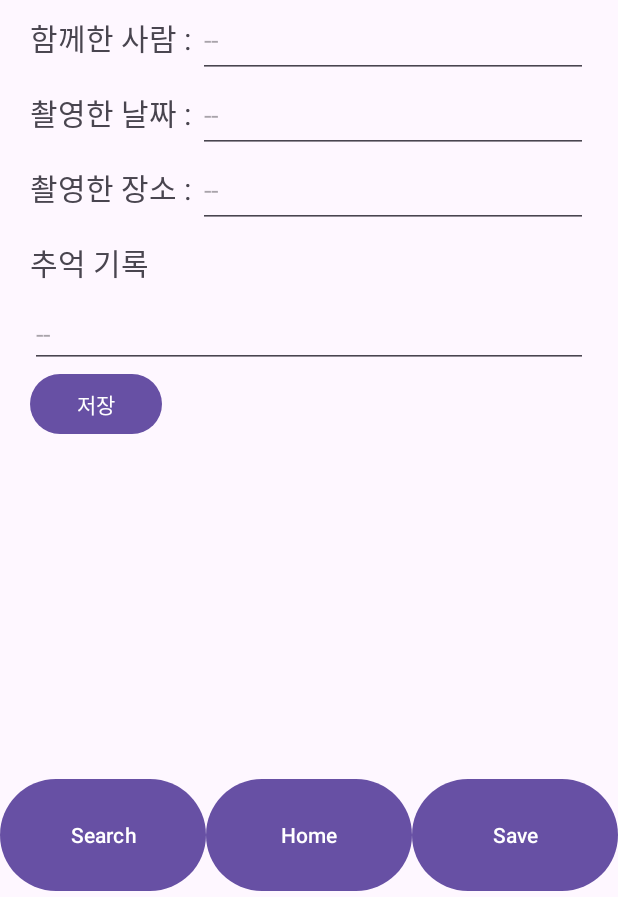
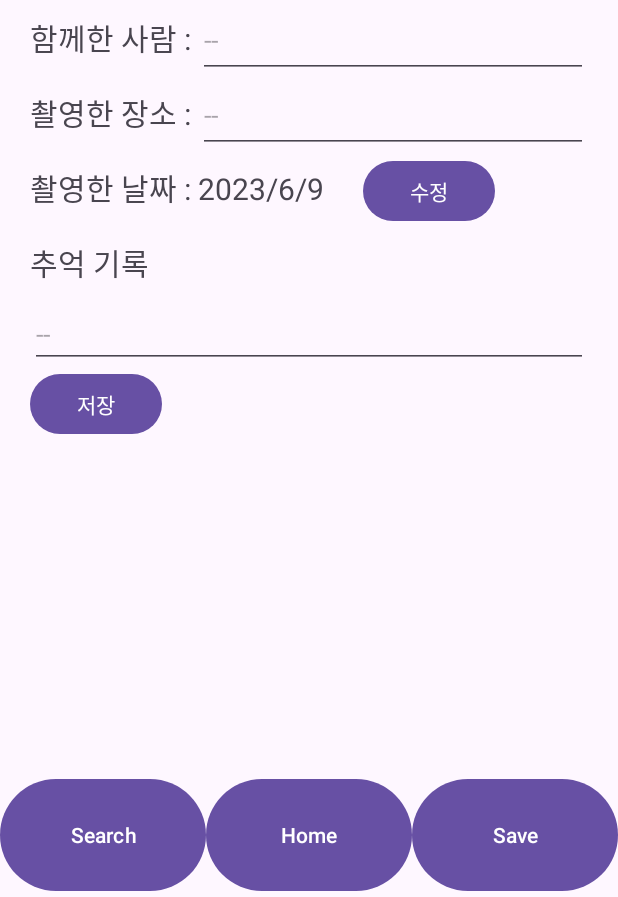
Before and after one commit to vndnc/MC_final_project, an Android app: the fragment SaveFragment placed in its activity, after a tap on "저장", on a phone screen of 412 x 824 dp, the part 339-1236 px from its top. Run offline under Robolectric (Android 15) with nearby library versions, the phone set to English and light mode, and no system bars.

```diff
--- a/app/src/main/java/com/example/mc_finalproject/SaveFragment.kt
+++ b/app/src/main/java/com/example/mc_finalproject/SaveFragment.kt
@@ -1,5 +1,6 @@
 package com.example.mc_finalproject
 
+import android.app.DatePickerDialog
 import android.content.ContentValues
 import android.content.Intent
 import android.database.sqlite.SQLiteConstraintException
@@ -14,6 +15,7 @@ import android.util.Log
 import android.view.LayoutInflater
 import android.view.View
 import android.view.ViewGroup
+import android.widget.Toast
 import androidx.activity.result.contract.ActivityResultContracts
 import androidx.fragment.app.Fragment
 import com.example.mc_finalproject.databinding.StorageBinding
@@ -23,6 +25,7 @@ import kotlinx.coroutines.async
 import kotlinx.coroutines.launch
 import kotlinx.coroutines.withContext
 import java.io.ByteArrayOutputStream
+import java.util.Calendar
 
 class SaveFragment: Fragment() {
 
@@ -58,14 +61,29 @@ class SaveFragment: Fragment() {
                 e.printStackTrace()
             }
         }
+
         // 버튼 누르면 갤러리에서 선택한 사진 등록(일단 view에 보이게만 > 그냥 이미지 누르면으로 바꿀까요?
         binding.insertPhoto.setOnClickListener {
             val intent = Intent(Intent.ACTION_PICK)
             intent.type = "image/*"
             requestGal.launch(intent)
         }
+        // 기본적으로 오늘 날짜가 뜨도록하고
+        var calendar = Calendar.getInstance()
+        var year = calendar.get(Calendar.YEAR)
+        var month = calendar.get(Calendar.MONTH)
+        var day = calendar.get(Calendar.DAY_OF_MONTH)
+        binding.viewDate.text = year.toString() + "/" + (month+1).toString() + "/" + day.toString()
 
-        // 저장버튼 누르면 db에 넣는 코드 추가해야함.
+        // 수정 버튼을 누르면 날짜를 수정할 수 있음
+        binding.inputDate.setOnClickListener {
+            val datePickerDialog = DatePickerDialog(requireContext(), {_, year, month, day ->
+                binding.viewDate.text = year.toString() + "/" + (month+1).toString() + "/" + day.toString()
+            }, year, month, day)
+            datePickerDialog.show()
+        }
+
+        // 저장 버튼 누르면 db에 저장
         val dbHelper = MyDatabase.MyDbHelper(requireContext())
         binding.insertBtn.setOnClickListener {
             var db = dbHelper.writableDatabase
@@ -73,12 +91,16 @@ class SaveFragment: Fragment() {
             val myentry = MyDatabase.MyDBContract.MyEntry
             val values = ContentValues().apply {
                 put(myentry.image, drawableToByteArray(binding.insertPhoto.drawable))
-                put(myentry.date, binding.date.text.toString())
+                // 이 날짜를 어떻게 넣어야할까요....
+                put(myentry.date, binding.viewDate.text.toString())
                 put(myentry.place, binding.place.text.toString())
                 put(myentry.name, binding.people.text.toString())
                 put(myentry.comment, binding.memo.text.toString())
+
             }
-            Log.d("TAG", values.toString())
+            // 로그는 잘 찍히는데 Toast메세지는 안뜨네요...
+            Toast.makeText(requireContext(), "정상적으로 저장되었습니다 :)", Toast.LENGTH_SHORT).show()
+            Log.d("TAG", "저장" + values.toString())
 
             val newRowId = db?.insertOrThrow(myentry.TABLE_NAME, null, values)
 
@@ -94,7 +116,6 @@ class SaveFragment: Fragment() {
 //                    arrayOf(binding.xx.text.toString())
 //                )
 //            }
-
             db.close()
 
             val getList = dbHelper.selectAll()
--- a/app/src/main/res/layout/storage.xml
+++ b/app/src/main/res/layout/storage.xml
@@ -53,24 +53,6 @@
             android:layout_width="wrap_content"
             android:layout_height="50dp"
             android:gravity="left|center"
-            android:text="촬영한 날짜 : "
-            android:textSize="20dp" />
-        <EditText
-            android:id="@+id/date"
-            android:text=""
-            android:hint="--"
-            android:layout_width="match_parent"
-            android:layout_height="50dp"/>
-    </LinearLayout>
-
-    <LinearLayout
-        android:layout_width="match_parent"
-        android:layout_height="50dp"
-        android:orientation="horizontal">
-        <TextView
-            android:layout_width="wrap_content"
-            android:layout_height="50dp"
-            android:gravity="left|center"
             android:text="촬영한 장소 : "
             android:textSize="20dp" />
         <EditText
@@ -80,6 +62,39 @@
             android:layout_width="match_parent"
             android:layout_height="50dp"/>
     </LinearLayout>
+
+    <LinearLayout
+        android:layout_width="match_parent"
+        android:layout_height="wrap_content"
+        android:orientation="horizontal">
+        <TextView
+            android:layout_width="wrap_content"
+            android:layout_height="50dp"
+            android:gravity="left|center"
+            android:text="촬영한 날짜 : "
+            android:textSize="20dp" />
+        <TextView
+            android:id="@+id/viewDate"
+            android:layout_width="110dp"
+            android:layout_height="wrap_content"
+            android:textSize="20dp"/>
+
+        <!--이거 나중에 이미지로 바꾸면 나을거같아요-->
+        <Button
+            android:id="@+id/inputDate"
+            android:layout_width="wrap_content"
+            android:layout_height="wrap_content"
+            android:text="수정" />
+    </LinearLayout>
+
+
+    <!--    <DatePicker-->
+    <!--        android:id="@+id/date"-->
+    <!--        android:layout_width="wrap_content"-->
+    <!--        android:layout_height="wrap_content"-->
+    <!--        android:layout_gravity="center"-->
+    <!--        android:calendarViewShown="false"-->
+    <!--        android:datePickerMode="spinner" />-->
 
     <TextView
         android:layout_width="wrap_content"
```
